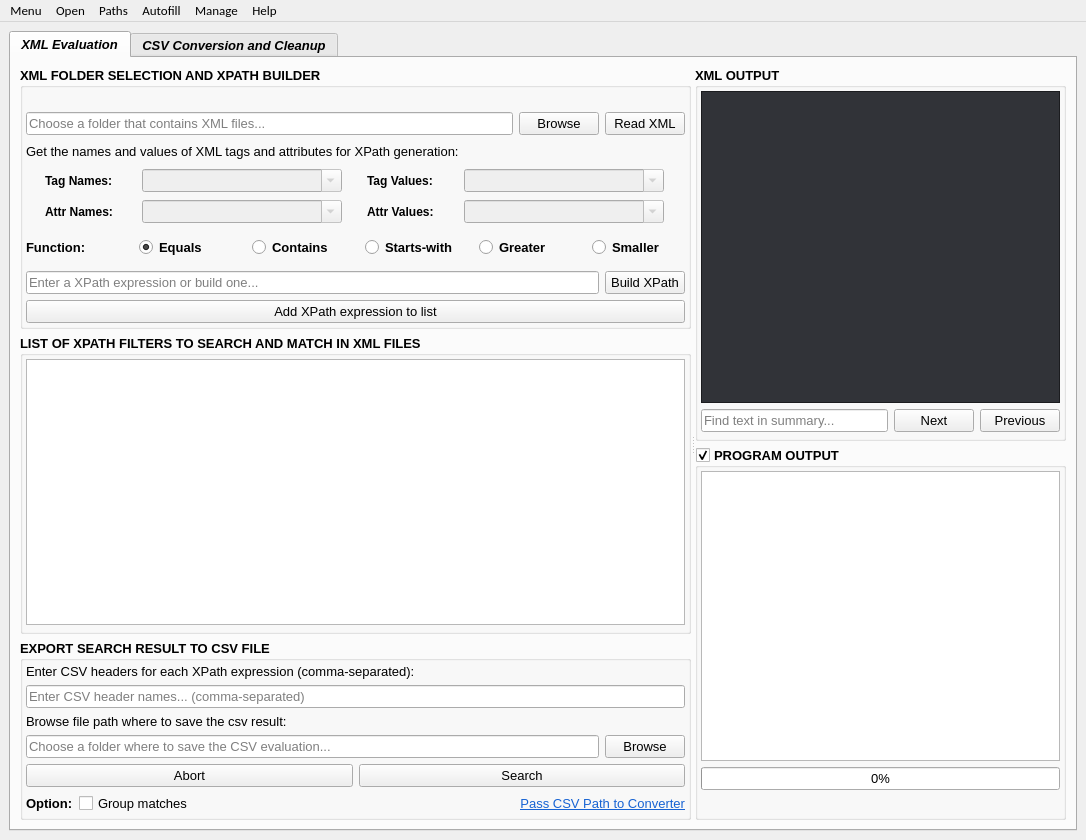
Above: src/gui/main/XMLuvation.ui from zaricj/XMLuvation before the change. Below: the same form after it.
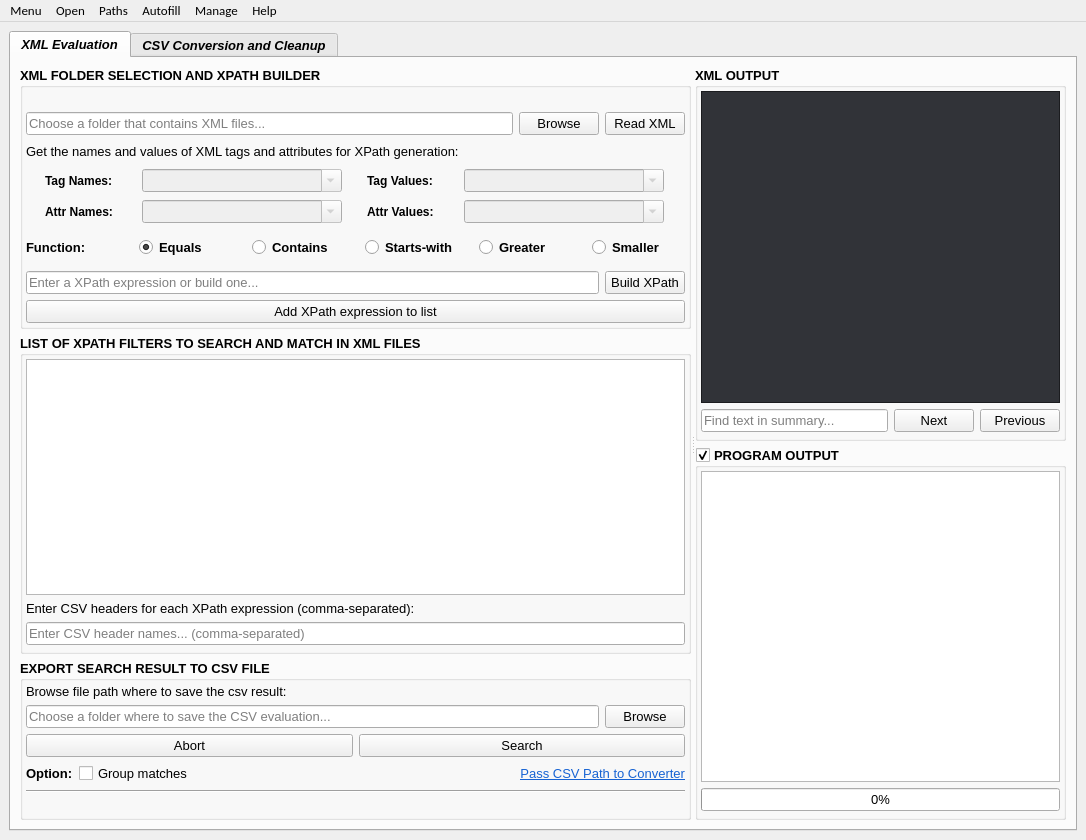
That is the form after the change. Icons and pictures are not drawn.

Commit message: Refactor CSV export handling and UI components for improved clarity and functionality

Patch:
```diff
--- a/src/gui/main/XMLuvation.ui
+++ b/src/gui/main/XMLuvation.ui
@@ -925,43 +925,6 @@
                  </property>
                 </widget>
                </item>
-              </layout>
-             </widget>
-            </item>
-            <item>
-             <widget class="QGroupBox" name="group_box_export_to_csv">
-              <property name="sizePolicy">
-               <sizepolicy hsizetype="Preferred" vsizetype="Preferred">
-                <horstretch>0</horstretch>
-                <verstretch>0</verstretch>
-               </sizepolicy>
-              </property>
-              <property name="font">
-               <font>
-                <family>Microsoft YaHei UI</family>
-                <pointsize>10</pointsize>
-                <italic>false</italic>
-                <bold>true</bold>
-                <underline>false</underline>
-                <strikeout>false</strikeout>
-               </font>
-              </property>
-              <property name="title">
-               <string>EXPORT SEARCH RESULT TO CSV FILE</string>
-              </property>
-              <layout class="QVBoxLayout" name="verticalLayout_11">
-               <property name="leftMargin">
-                <number>3</number>
-               </property>
-               <property name="topMargin">
-                <number>3</number>
-               </property>
-               <property name="rightMargin">
-                <number>3</number>
-               </property>
-               <property name="bottomMargin">
-                <number>3</number>
-               </property>
                <item>
                 <widget class="QLabel" name="label_csv_headers_info">
                  <property name="sizePolicy">
@@ -986,8 +949,6 @@
                 </widget>
                </item>
                <item>
-                <layout class="QHBoxLayout" name="hor_layout_csv_headers">
-                 <item>
                   <widget class="QLineEdit" name="line_edit_csv_headers_input">
                    <property name="sizePolicy">
                     <sizepolicy hsizetype="Expanding" vsizetype="Fixed">
@@ -1014,6 +975,44 @@
                   </widget>
                  </item>
                 </layout>
+             </widget>
+            </item>
+            <item>
+             <widget class="QGroupBox" name="group_box_export_to_csv">
+              <property name="sizePolicy">
+               <sizepolicy hsizetype="Preferred" vsizetype="Preferred">
+                <horstretch>0</horstretch>
+                <verstretch>0</verstretch>
+               </sizepolicy>
+              </property>
+              <property name="font">
+               <font>
+                <family>Microsoft YaHei UI</family>
+                <pointsize>10</pointsize>
+                <italic>false</italic>
+                <bold>true</bold>
+                <underline>false</underline>
+                <strikeout>false</strikeout>
+               </font>
+              </property>
+              <property name="title">
+               <string>EXPORT SEARCH RESULT TO CSV FILE</string>
+              </property>
+              <layout class="QVBoxLayout" name="verticalLayout_11">
+               <property name="leftMargin">
+                <number>3</number>
+               </property>
+               <property name="topMargin">
+                <number>3</number>
+               </property>
+               <property name="rightMargin">
+                <number>3</number>
+               </property>
+               <property name="bottomMargin">
+                <number>3</number>
+               </property>
+               <item>
+                <layout class="QHBoxLayout" name="hor_layout_csv_headers"/>
                </item>
                <item>
                 <widget class="QLabel" name="label_csv_export_input">
@@ -1244,6 +1243,39 @@
                  </item>
                 </layout>
                </item>
+               <item>
+                <widget class="Line" name="line_3">
+                 <property name="orientation">
+                  <enum>Qt::Orientation::Horizontal</enum>
+                 </property>
+                </widget>
+               </item>
+               <item>
+                <widget class="QLabel" name="label_file_processing">
+                 <property name="sizePolicy">
+                  <sizepolicy hsizetype="Preferred" vsizetype="Preferred">
+                   <horstretch>0</horstretch>
+                   <verstretch>0</verstretch>
+                  </sizepolicy>
+                 </property>
+                 <property name="font">
+                  <font>
+                   <family>Microsoft YaHei UI</family>
+                   <pointsize>10</pointsize>
+                   <italic>false</italic>
+                   <bold>true</bold>
+                   <underline>false</underline>
+                   <strikeout>false</strikeout>
+                  </font>
+                 </property>
+                 <property name="styleSheet">
+                  <string notr="true"/>
+                 </property>
+                 <property name="text">
+                  <string/>
+                 </property>
+                </widget>
+               </item>
               </layout>
              </widget>
             </item>
@@ -1749,8 +1781,6 @@
                 </widget>
                </item>
                <item>
-                <layout class="QVBoxLayout" name="vert_layout_pbar_n_status_label">
-                 <item>
                   <widget class="QProgressBar" name="progressbar_main">
                    <property name="font">
                     <font>
@@ -1769,34 +1799,6 @@
                     <string>%p%</string>
                    </property>
                   </widget>
-                 </item>
-                 <item>
-                  <widget class="QLabel" name="label_file_processing">
-                   <property name="sizePolicy">
-                    <sizepolicy hsizetype="Preferred" vsizetype="Preferred">
-                     <horstretch>0</horstretch>
-                     <verstretch>0</verstretch>
-                    </sizepolicy>
-                   </property>
-                   <property name="font">
-                    <font>
-                     <family>Microsoft YaHei UI</family>
-                     <pointsize>10</pointsize>
-                     <italic>false</italic>
-                     <bold>true</bold>
-                     <underline>false</underline>
-                     <strikeout>false</strikeout>
-                    </font>
-                   </property>
-                   <property name="styleSheet">
-                    <string notr="true"/>
-                   </property>
-                   <property name="text">
-                    <string/>
-                   </property>
-                  </widget>
-                 </item>
-                </layout>
                </item>
               </layout>
              </widget>
```
Lines whose indentation alone changed are shown as unchanged. The commit also changes 5 other files.
